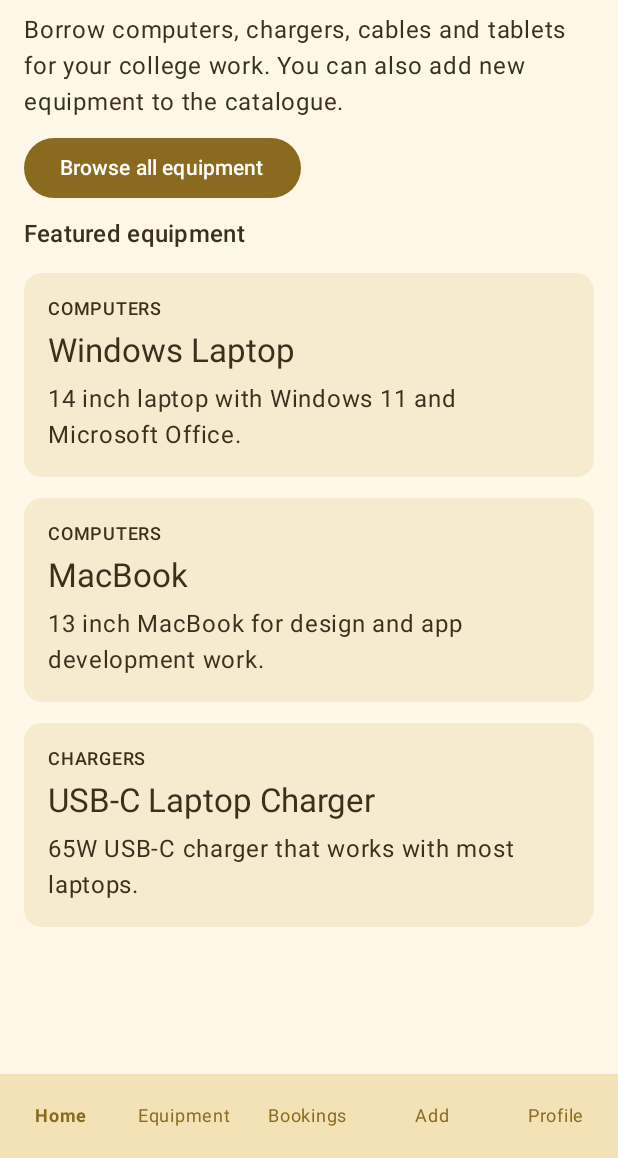
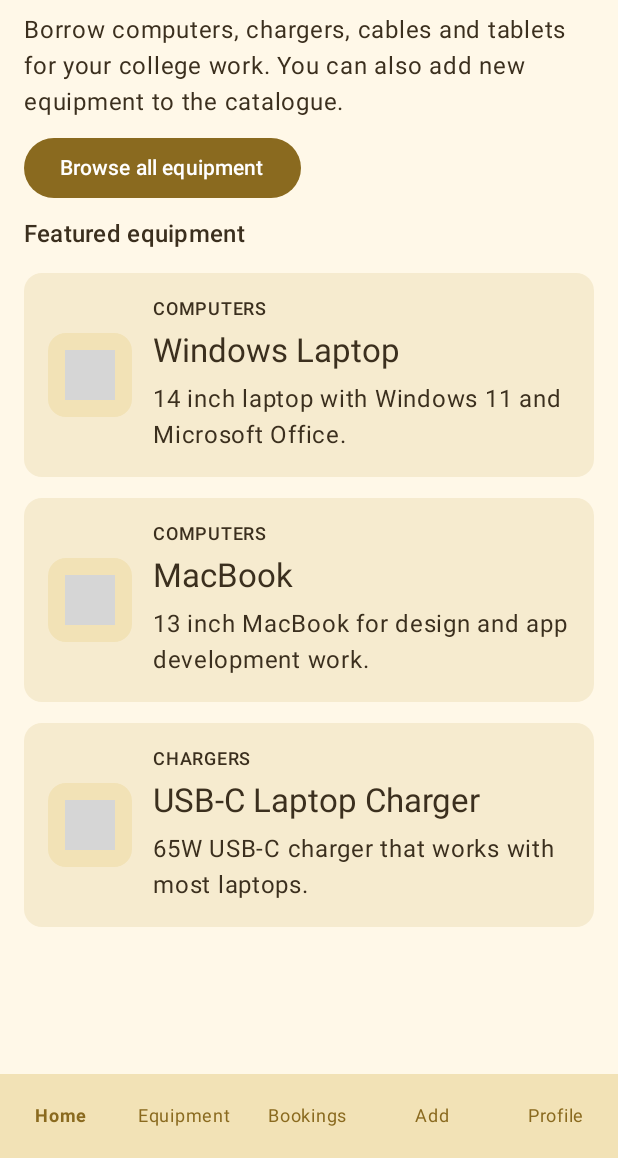
Before and after one commit to Marek-lachhh/Tus_Equipments_Bookings_K00318400, an Android app built with Jetpack Compose: the HomeScreen screen opened through its navigation route, on a phone screen of 412 x 824 dp, the part 78-1236 px from its top. Run offline under Robolectric (Android 15) with nearby library versions, the phone set to English and light mode, and no system bars; our stand-ins replace Firebase (no records; nobody signed in at launch, a user with empty details on screens opened directly), Room's generated code; grey boxes are pictures that could not be loaded.

Commit message:
Add equipment images by category on cards and details screen

```diff
--- a/app/src/main/java/com/example/tusequipmentbooking/ui/components/EquipmentCard.kt
+++ b/app/src/main/java/com/example/tusequipmentbooking/ui/components/EquipmentCard.kt
@@ -2,6 +2,7 @@ package com.example.tusequipmentbooking.ui.components
 
 import androidx.compose.foundation.layout.Arrangement
 import androidx.compose.foundation.layout.Column
+import androidx.compose.foundation.layout.Row
 import androidx.compose.foundation.layout.fillMaxWidth
 import androidx.compose.foundation.layout.padding
 import androidx.compose.material3.Card
@@ -9,6 +10,7 @@ import androidx.compose.material3.CardDefaults
 import androidx.compose.material3.MaterialTheme
 import androidx.compose.material3.Text
 import androidx.compose.runtime.Composable
+import androidx.compose.ui.Alignment
 import androidx.compose.ui.Modifier
 import androidx.compose.ui.unit.dp
 import com.example.tusequipmentbooking.model.Equipment
@@ -26,13 +28,20 @@ fun EquipmentCard(
             containerColor = MaterialTheme.colorScheme.surfaceVariant
         )
     ) {
-        Column(
+        Row(
             modifier = Modifier.padding(16.dp),
-            verticalArrangement = Arrangement.spacedBy(6.dp)
+            horizontalArrangement = Arrangement.spacedBy(14.dp),
+            verticalAlignment = Alignment.CenterVertically
         ) {
-            Text(categoryName.uppercase(), style = MaterialTheme.typography.labelMedium)
-            Text(equipment.name, style = MaterialTheme.typography.titleLarge)
-            Text(equipment.description)
+            EquipmentImage(
+                categoryId = equipment.categoryId,
+                contentDescription = equipment.name
+            )
+            Column(verticalArrangement = Arrangement.spacedBy(6.dp)) {
+                Text(categoryName.uppercase(), style = MaterialTheme.typography.labelMedium)
+                Text(equipment.name, style = MaterialTheme.typography.titleLarge)
+                Text(equipment.description)
+            }
         }
     }
 }
--- /dev/null
+++ b/app/src/main/java/com/example/tusequipmentbooking/ui/screens/EquipmentImage.kt
@@ -0,0 +1,44 @@
+package com.example.tusequipmentbooking.ui.components
+
+import androidx.compose.foundation.background
+import androidx.compose.foundation.layout.Box
+import androidx.compose.foundation.layout.size
+import androidx.compose.foundation.shape.RoundedCornerShape
+import androidx.compose.material3.Icon
+import androidx.compose.material3.MaterialTheme
+import androidx.compose.runtime.Composable
+import androidx.compose.ui.Alignment
+import androidx.compose.ui.Modifier
+import androidx.compose.ui.res.painterResource
+import androidx.compose.ui.unit.Dp
+import androidx.compose.ui.unit.dp
+import com.example.tusequipmentbooking.R
+
+fun equipmentImageRes(categoryId: Int): Int = when (categoryId) {
+    1 -> R.drawable.ic_cat_computer
+    2 -> R.drawable.ic_cat_charger
+    3 -> R.drawable.ic_cat_cable
+    4 -> R.drawable.ic_cat_tablet
+    else -> R.drawable.ic_equipment
+}
+
+@Composable
+fun EquipmentImage(
+    categoryId: Int,
+    contentDescription: String,
+    size: Dp = 56.dp
+) {
+    Box(
+        modifier = Modifier
+            .size(size)
+            .background(MaterialTheme.colorScheme.primaryContainer, RoundedCornerShape(12.dp)),
+        contentAlignment = Alignment.Center
+    ) {
+        Icon(
+            painter = painterResource(equipmentImageRes(categoryId)),
+            contentDescription = contentDescription,
+            tint = MaterialTheme.colorScheme.onPrimaryContainer,
+            modifier = Modifier.size(size * 0.6f)
+        )
+    }
+}
```
